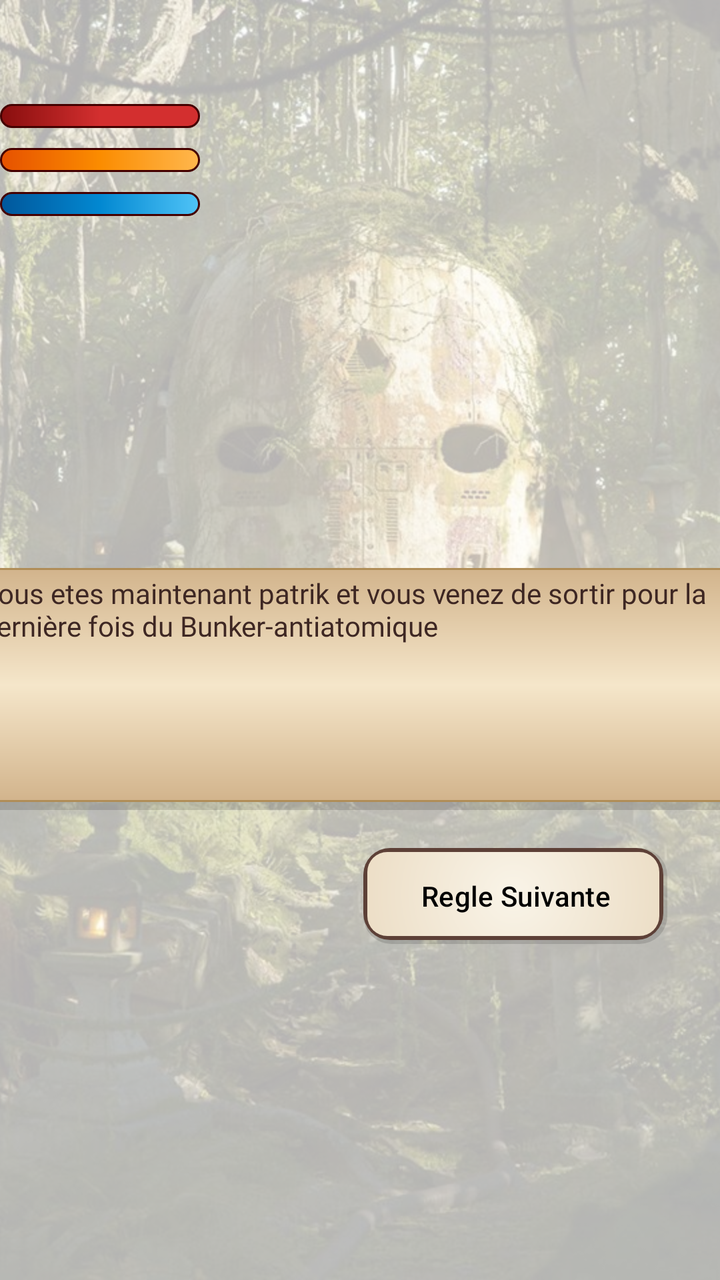
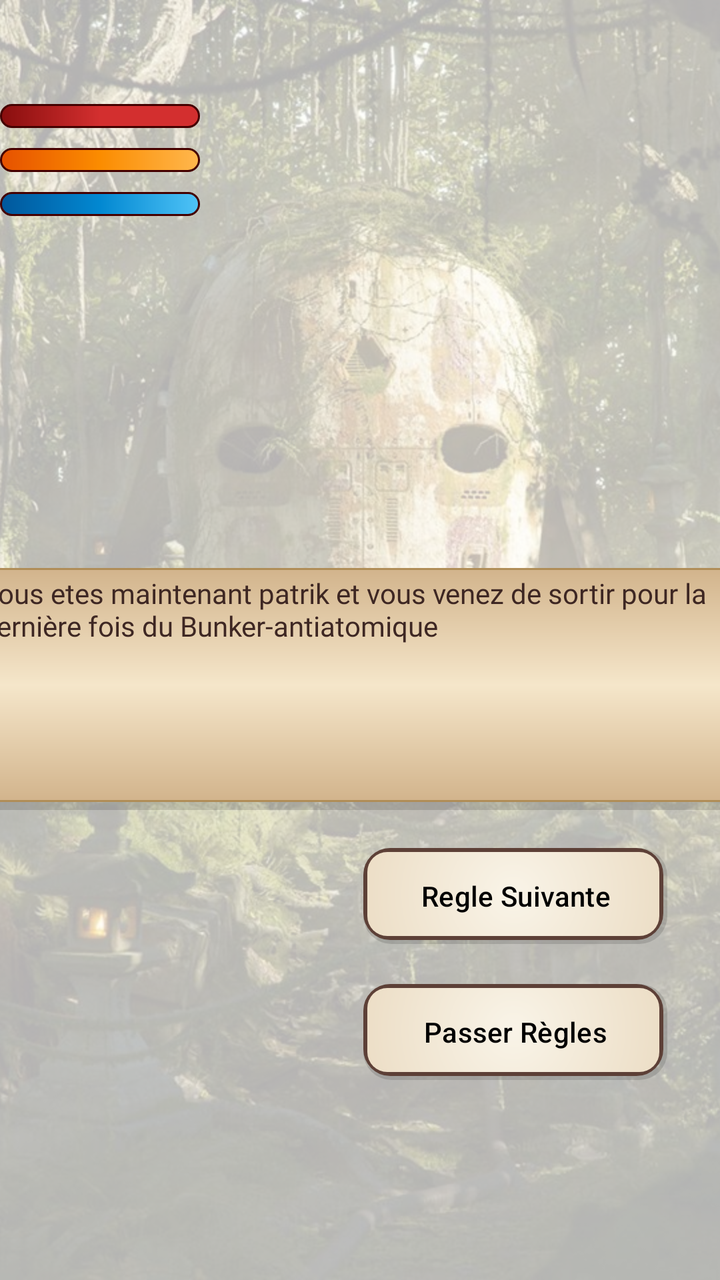

Compare the two renders of this Android layout. The source of the first and the diff that turns it into the second are given below.
<!-- AndroidManifest.xml: application theme Theme.Apocalypse -->
<!-- res/layout/activity_intro_game_view.xml -->
<?xml version="1.0" encoding="utf-8"?>
<androidx.constraintlayout.widget.ConstraintLayout xmlns:android="http://schemas.android.com/apk/res/android"
    xmlns:app="http://schemas.android.com/apk/res-auto"
    xmlns:tools="http://schemas.android.com/tools"
    android:id="@+id/main"
    android:layout_width="match_parent"
    android:layout_height="match_parent"
    tools:context=".IntroGameView">


    <ImageView
        android:id="@+id/bgImage"
        android:layout_width="0dp"
        android:layout_height="0dp"
        android:src="@drawable/background_menu"
        android:scaleType="centerCrop"
        app:layout_constraintTop_toTopOf="parent"
        app:layout_constraintBottom_toBottomOf="parent"
        app:layout_constraintStart_toStartOf="parent"
        app:layout_constraintEnd_toEndOf="parent" />

    <View
        android:id="@+id/whiteOverlay"
        android:layout_width="0dp"
        android:layout_height="0dp"
        android:background="#B3FFFFFF"
        app:layout_constraintBottom_toBottomOf="parent"
        app:layout_constraintEnd_toEndOf="parent"
        app:layout_constraintHorizontal_bias="0.0"
        app:layout_constraintStart_toStartOf="parent"
        app:layout_constraintTop_toTopOf="parent"
        app:layout_constraintVertical_bias="1.0" />

    <Button
        android:id="@+id/buttonPasserRegles"
        android:layout_width="152dp"
        android:layout_height="48dp"
        android:layout_marginTop="20dp"
        android:background="@drawable/paper_background"
        android:text="Passer Règles"
        android:textColor="#000000"
        android:visibility="gone"
        app:backgroundTint="@null"
        app:layout_constraintEnd_toEndOf="@+id/buttonRegleSuivante"
        app:layout_constraintStart_toStartOf="@+id/buttonRegleSuivante"
        app:layout_constraintTop_toBottomOf="@+id/buttonRegleSuivante" />

    <Button
        android:id="@+id/buttonRegleSuivante"
        android:layout_width="152dp"
        android:layout_height="48dp"
        android:layout_marginBottom="168dp"
        android:background="@drawable/paper_background"
        android:text="Regle Suivante"
        android:textColor="#000000"
        app:backgroundTint="@null"
        app:layout_constraintBottom_toBottomOf="parent"
        app:layout_constraintEnd_toEndOf="parent"
        app:layout_constraintHorizontal_bias="0.873"
        app:layout_constraintStart_toStartOf="parent" />

    <TextView
        android:id="@+id/textView3"
        android:layout_width="386dp"
        android:layout_height="121dp"
        android:layout_marginLeft="24dp"
        android:layout_marginTop="284dp"
        android:layout_marginRight="24dp"
        android:background="@drawable/parchemin"
        android:fontFamily="@font/crimson_text"
        android:padding="3dp"
        android:text="Vous etes maintenant patrik et vous venez de sortir pour la dernière fois du Bunker-antiatomique  "
        android:textColor="#3E2723"
        app:layout_constraintEnd_toEndOf="parent"
        app:layout_constraintStart_toStartOf="parent"
        app:layout_constraintTop_toTopOf="@+id/bgImage" />

    <ProgressBar
        android:id="@+id/progressBarVie"
        style="?android:attr/progressBarStyleHorizontal"
        android:layout_width="100dp"
        android:layout_height="12dp"
        android:layout_marginTop="52dp"
        android:max="90"
        android:min="0"
        android:progress="90"
        android:progressDrawable="@drawable/progress_vie"
        app:layout_constraintStart_toStartOf="parent"
        app:layout_constraintTop_toTopOf="parent" />

    <ProgressBar
        android:id="@+id/progressBarSatiete"
        style="?android:attr/progressBarStyleHorizontal"
        android:layout_width="100dp"
        android:layout_height="12dp"
        android:layout_marginTop="10dp"
        android:max="90"
        android:min="0"
        android:progress="90"
        android:progressDrawable="@drawable/progress_satiete"
        app:layout_constraintStart_toStartOf="parent"
        app:layout_constraintTop_toBottomOf="@+id/progressBarVie" />

    <ProgressBar
        android:id="@+id/progressBarHydra"
        style="?android:attr/progressBarStyleHorizontal"
        android:layout_width="100dp"
        android:layout_height="12dp"
        android:layout_marginTop="10dp"
        android:max="90"
        android:min="0"
        android:progress="90"
        android:progressDrawable="@drawable/progress_hydra"
        app:layout_constraintStart_toStartOf="parent"
        app:layout_constraintTop_toBottomOf="@+id/progressBarSatiete" />


</androidx.constraintlayout.widget.ConstraintLayout>
<!-- resources referenced by this layout -->
<resources>
  <!-- drawable parchemin (drawable) -->
  <?xml version="1.0" encoding="utf-8"?>
  <layer-list xmlns:android="http://schemas.android.com/apk/res/android">
  
      <item>
          <shape android:shape="rectangle">
              <solid android:color="#22000000" />
              <corners android:radius="4dp" />
          </shape>
      </item>
  
      <item android:bottom="4dp" android:right="2dp">
          <shape android:shape="rectangle">
              <gradient
                  android:angle="270"
                  android:startColor="#D2B48C"
                  android:centerColor="#F5E6CA"
                  android:endColor="#D2B48C"
                  android:type="linear" />
  
              <stroke
                  android:width="1dp"
                  android:color="#B08D57" />
  
              <corners android:radius="4dp" />
  
              <padding
                  android:left="20dp"
                  android:top="20dp"
                  android:right="20dp"
                  android:bottom="20dp" />
          </shape>
      </item>
  
  </layer-list>
  <!-- drawable progress_hydra (drawable) -->
  <layer-list xmlns:android="http://schemas.android.com/apk/res/android">
      <item>
          <clip>
              <shape>
                  <corners android:radius="8dp" />
                  <gradient
                      android:angle="0"
                      android:startColor="#01579B"
                      android:centerColor="#0288D1"
                      android:endColor="#4FC3F7"
                      android:type="linear" />
                  <stroke android:width="1dp" android:color="#440000" />
              </shape>
          </clip>
      </item>
  </layer-list>
  <!-- drawable progress_satiete (drawable) -->
  <layer-list xmlns:android="http://schemas.android.com/apk/res/android">
      <item>
          <clip>
              <shape>
                  <corners android:radius="8dp" />
                  <gradient
                      android:angle="0"
                      android:startColor="#E65100"
                      android:centerColor="#FB8C00"
                      android:endColor="#FFB74D"
                      android:type="linear" />
                  <stroke android:width="1dp" android:color="#440000" />
              </shape>
          </clip>
      </item>
  </layer-list>
  <!-- drawable progress_vie (drawable) -->
  <layer-list xmlns:android="http://schemas.android.com/apk/res/android">
      <item>
          <clip>
              <shape>
                  <corners android:radius="8dp" />
                  <gradient
                      android:angle="0"
                      android:startColor="#880E0E"
                      android:centerColor="#D32F2F"
                      android:endColor="#D32F2F"
                      android:type="linear" />
                  <stroke android:width="1dp" android:color="#440000" />
              </shape>
          </clip>
      </item>
  </layer-list>
  <style name="Theme.Apocalypse" parent="Base.Theme.Apocalypse" />
  <style name="Base.Theme.Apocalypse" parent="Theme.Material3.DayNight.NoActionBar">
          
          
      </style>
  <!-- unchanged entries left out for length: 2 -->
</resources>

<!-- the commit's change to res/layout/activity_intro_game_view.xml (unified diff, before → after) -->
@@ -39,7 +39,7 @@
         android:background="@drawable/paper_background"
         android:text="Passer Règles"
         android:textColor="#000000"
-        android:visibility="gone"
+        android:visibility="visible"
         app:backgroundTint="@null"
         app:layout_constraintEnd_toEndOf="@+id/buttonRegleSuivante"
         app:layout_constraintStart_toStartOf="@+id/buttonRegleSuivante"
